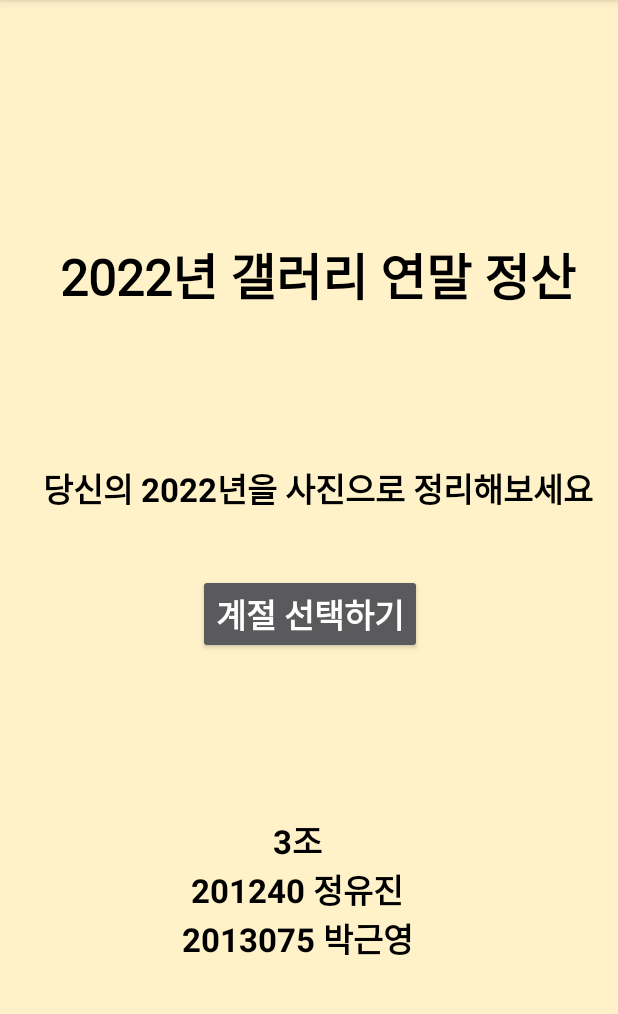
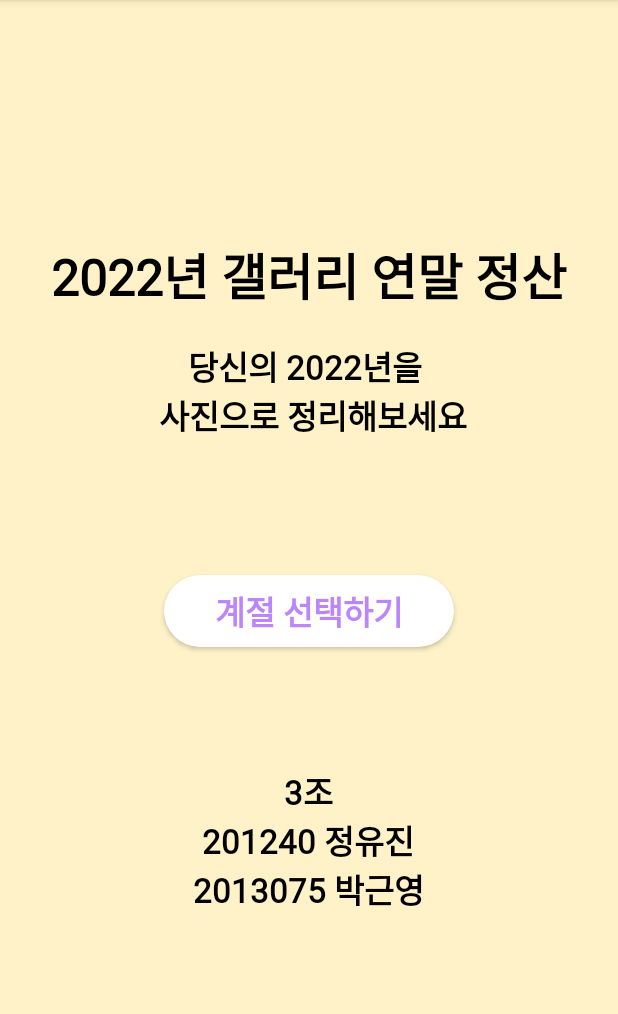
Before and after one commit to Park-kxng/Android_provider, an Android app: the screen it shows after launch (MainActivity), on a phone screen of 412 x 824 dp, the part 84-1098 px from its top. Run offline under Robolectric (Android 15) with nearby library versions, the light colour scheme and no system bars.

Commit message:
메인화면 디자인

```diff
--- /dev/null
+++ b/app/src/main/res/drawable/button_design.xml
@@ -0,0 +1,10 @@
+<?xml version="1.0" encoding="utf-8"?>
+<shape xmlns:android="http://schemas.android.com/apk/res/android">
+
+    <solid
+        android:color="#FFFFFF"/>
+    <corners
+        android:radius="100dp"/>
+
+
+</shape>
--- a/app/src/main/res/layout/activity_main.xml
+++ b/app/src/main/res/layout/activity_main.xml
@@ -1,84 +1,60 @@
 <?xml version="1.0" encoding="utf-8"?>
-<androidx.constraintlayout.widget.ConstraintLayout xmlns:android="http://schemas.android.com/apk/res/android"
+<LinearLayout xmlns:android="http://schemas.android.com/apk/res/android"
     xmlns:app="http://schemas.android.com/apk/res-auto"
     xmlns:tools="http://schemas.android.com/tools"
     android:layout_width="match_parent"
     android:layout_height="match_parent"
     android:background="#FFF2C9"
+    android:gravity="center"
+    android:orientation="vertical"
     tools:context=".MainActivity">
 
     <TextView
         android:id="@+id/textViewMainTitle"
         android:layout_width="wrap_content"
         android:layout_height="wrap_content"
-        android:layout_marginStart="167dp"
-        android:layout_marginTop="152dp"
-        android:layout_marginEnd="186dp"
-        android:layout_marginBottom="560dp"
         android:fontFamily="@font/cafe24bold"
         android:text="2022년 갤러리 연말 정산"
         android:textColor="@color/black"
         android:textSize="15pt"
-        android:textStyle="bold"
-        app:layout_constraintBottom_toBottomOf="parent"
-        app:layout_constraintEnd_toEndOf="parent"
-        app:layout_constraintHorizontal_bias="0.448"
-        app:layout_constraintStart_toStartOf="parent"
-        app:layout_constraintTop_toTopOf="parent"
-        app:layout_constraintVertical_bias="1.0" />
+        android:textStyle="bold" />
 
     <TextView
         android:id="@+id/textViewSubTitle"
         android:layout_width="wrap_content"
         android:layout_height="wrap_content"
-        android:layout_marginStart="178dp"
-        android:layout_marginTop="286dp"
-        android:layout_marginEnd="175dp"
-        android:layout_marginBottom="426dp"
-        android:text="당신의 2022년을 사진으로 정리해보세요"
+        android:layout_marginTop="20dp"
+        android:layout_marginBottom="20dp"
+        android:fontFamily="@font/cafe24light"
+        android:gravity="center"
+        android:text="당신의 2022년을 \n 사진으로 정리해보세요"
         android:textColor="@color/black"
         android:textSize="10pt"
-        android:textStyle="bold"
-        app:layout_constraintBottom_toBottomOf="parent"
-        app:layout_constraintEnd_toEndOf="parent"
-        app:layout_constraintHorizontal_bias="0.487"
-        app:layout_constraintStart_toStartOf="parent"
-        app:layout_constraintTop_toTopOf="parent"
-        app:layout_constraintVertical_bias="1.0" />
+        android:textStyle="bold" />
 
     <Button
         android:id="@+id/buttonSelectSeason"
-        android:layout_width="wrap_content"
+        android:layout_width="193dp"
         android:layout_height="wrap_content"
-        android:layout_marginStart="116dp"
-        android:layout_marginTop="365dp"
-        android:layout_marginEnd="115dp"
-        android:layout_marginBottom="315dp"
+        android:layout_marginTop="70dp"
+        android:layout_marginBottom="30dp"
+        android:background="@drawable/button_design"
+        android:fontFamily="@font/cafe24bold"
         android:text="계절 선택하기"
-        android:textColor="@color/white"
+        android:textColor="@color/purple_200"
         android:textSize="10pt"
-        android:textStyle="bold"
-        app:layout_constraintBottom_toBottomOf="parent"
-        app:layout_constraintEnd_toEndOf="parent"
-        app:layout_constraintStart_toStartOf="parent"
-        app:layout_constraintTop_toTopOf="parent" />
+        android:textStyle="bold" />
 
     <TextView
         android:id="@+id/textViewTeamInfo"
         android:layout_width="wrap_content"
         android:layout_height="wrap_content"
-        android:layout_marginStart="116dp"
-        android:layout_marginTop="525dp"
-        android:layout_marginEnd="132dp"
-        android:layout_marginBottom="107dp"
+        android:layout_marginTop="50dp"
+        android:fontFamily="@font/cafe24light"
         android:gravity="center"
         android:text="3조\n201240 정유진\n2013075 박근영"
         android:textColor="@color/black"
         android:textSize="10pt"
-        android:textStyle="bold"
-        app:layout_constraintBottom_toBottomOf="parent"
-        app:layout_constraintEnd_toEndOf="parent"
-        app:layout_constraintStart_toStartOf="parent"
-        app:layout_constraintTop_toTopOf="parent" />
+        android:textStyle="bold" />
 
-</androidx.constraintlayout.widget.ConstraintLayout>
+</LinearLayout>
```
